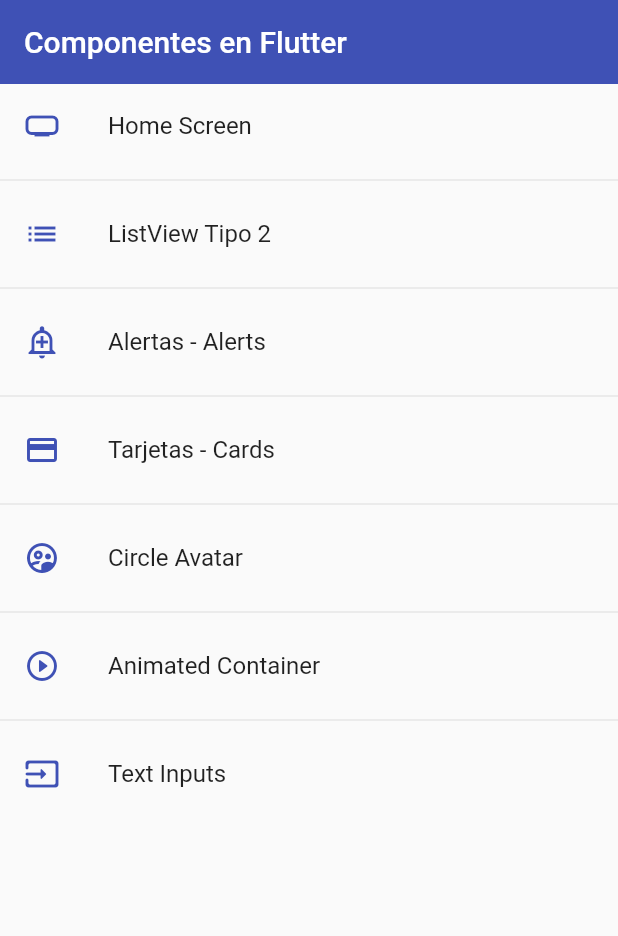
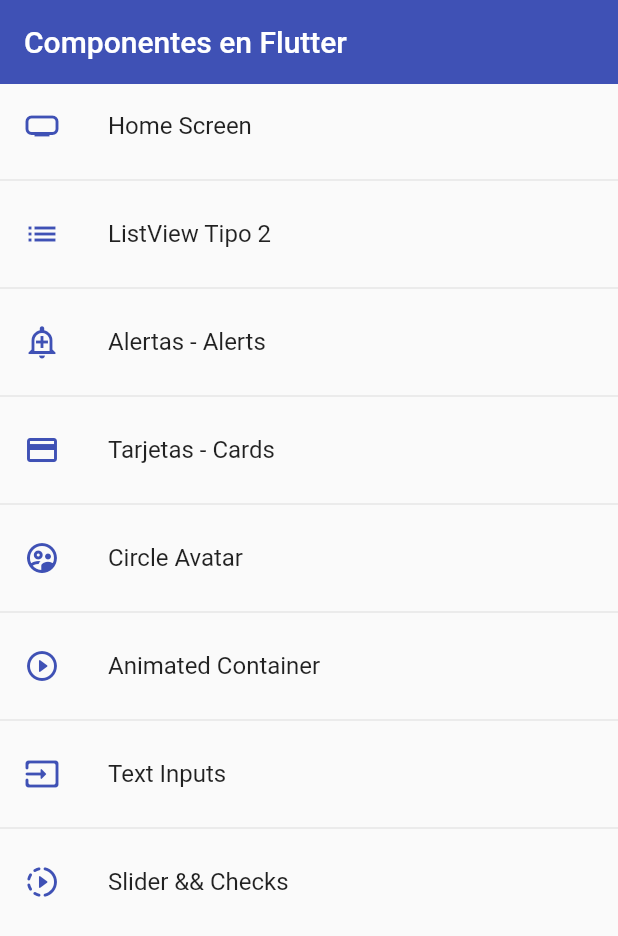
Before and after one commit to CRUXsur/marknotes, a Flutter app: the screen it shows after launch, on a phone screen of 412 x 824 dp. Shown: the top 936 px of the screen. Run offline on Flutter 3.47's test engine with Material 2 defaults, Android fonts, the phone set to English and light mode, and no system bars.

Commit message:
Widget - Slider

```diff
--- a/lib/router/app_routes.dart
+++ b/lib/router/app_routes.dart
@@ -51,7 +51,12 @@
         route: 'inputs',
         name: 'Text Inputs',
         screen: const InputsScreen(),
-        icon: Icons.input_rounded)
+        icon: Icons.input_rounded),
+    MenuOption(
+        route: 'slider',
+        name: 'Slider && Checks',
+        screen: const SliderScreen(),
+        icon: Icons.slow_motion_video_rounded),
   ];
 
 /**
--- a/lib/screens/screens.dart
+++ b/lib/screens/screens.dart
@@ -6,3 +6,4 @@
 export 'package:marknotes/screens/inputs_screen.dart';
 export 'package:marknotes/screens/listview1_screen.dart';
 export 'package:marknotes/screens/listview2_screen.dart';
+export 'package:marknotes/screens/slider_screen.dart';
```
Also changed, not shown: lib/screens/slider_screen.dart (added, +51 -0 lines).
